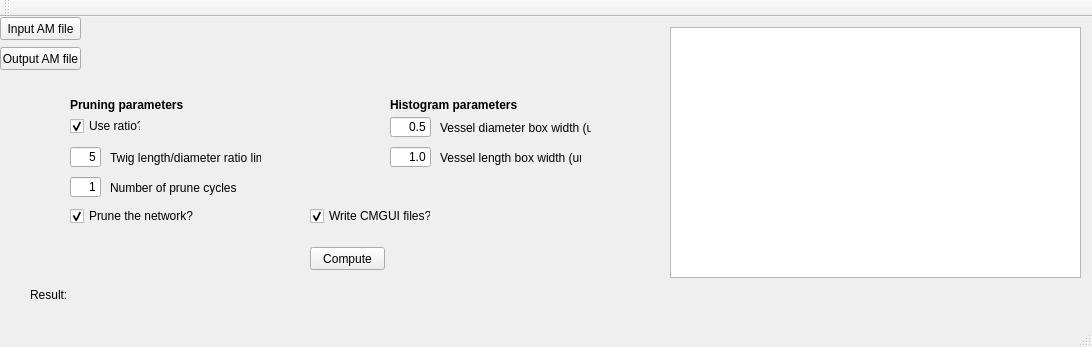
Before: the Qt Designer form Qt/Pruner/mainwindow.ui in gibbogle/vessel-tools, drawn with Qt 5.
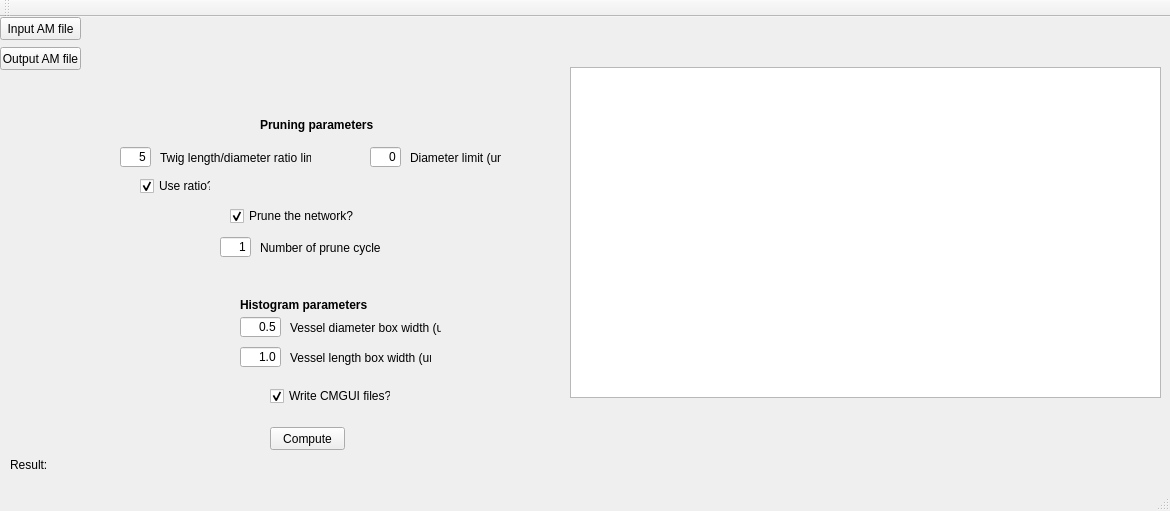
After: the same form once the commit is applied.

The edit to the form file:
```diff
--- a/Qt/Pruner/mainwindow.ui
+++ b/Qt/Pruner/mainwindow.ui
@@ -6,8 +6,8 @@
    <rect>
     <x>0</x>
     <y>0</y>
-    <width>1092</width>
-    <height>347</height>
+    <width>1170</width>
+    <height>511</height>
    </rect>
   </property>
   <property name="windowTitle">
@@ -32,7 +32,7 @@
      <rect>
       <x>90</x>
       <y>0</y>
-      <width>571</width>
+      <width>1071</width>
       <height>21</height>
      </rect>
     </property>
@@ -43,8 +43,8 @@
    <widget class="QPushButton" name="pushButtonCompute">
     <property name="geometry">
      <rect>
-      <x>310</x>
-      <y>230</y>
+      <x>270</x>
+      <y>410</y>
       <width>75</width>
       <height>23</height>
      </rect>
@@ -56,8 +56,8 @@
    <widget class="QLabel" name="label">
     <property name="geometry">
      <rect>
-      <x>30</x>
-      <y>270</y>
+      <x>10</x>
+      <y>440</y>
       <width>41</width>
       <height>16</height>
      </rect>
@@ -69,9 +69,9 @@
    <widget class="QLabel" name="labelResult">
     <property name="geometry">
      <rect>
-      <x>70</x>
-      <y>270</y>
-      <width>1011</width>
+      <x>50</x>
+      <y>440</y>
+      <width>1111</width>
       <height>16</height>
      </rect>
     </property>
@@ -82,10 +82,10 @@
    <widget class="QTextEdit" name="textEdit">
     <property name="geometry">
      <rect>
-      <x>670</x>
-      <y>10</y>
-      <width>411</width>
-      <height>251</height>
+      <x>570</x>
+      <y>50</y>
+      <width>591</width>
+      <height>331</height>
      </rect>
     </property>
    </widget>
@@ -107,7 +107,7 @@
      <rect>
       <x>90</x>
       <y>30</y>
-      <width>571</width>
+      <width>1071</width>
       <height>21</height>
      </rect>
     </property>
@@ -118,7 +118,7 @@
    <widget class="QLineEdit" name="lineEditRatioLimit">
     <property name="geometry">
      <rect>
-      <x>70</x>
+      <x>120</x>
       <y>130</y>
       <width>31</width>
       <height>20</height>
@@ -134,7 +134,7 @@
    <widget class="QLabel" name="labelRatioLimit">
     <property name="geometry">
      <rect>
-      <x>110</x>
+      <x>160</x>
       <y>130</y>
       <width>151</width>
       <height>21</height>
@@ -147,7 +147,7 @@
    <widget class="QCheckBox" name="checkBoxPrune">
     <property name="geometry">
      <rect>
-      <x>70</x>
+      <x>230</x>
       <y>190</y>
       <width>131</width>
       <height>18</height>
@@ -163,8 +163,8 @@
    <widget class="QCheckBox" name="checkBoxCreateCmgui">
     <property name="geometry">
      <rect>
-      <x>310</x>
-      <y>190</y>
+      <x>270</x>
+      <y>370</y>
       <width>121</width>
       <height>18</height>
      </rect>
@@ -179,8 +179,8 @@
    <widget class="QLineEdit" name="lineNprunecycles">
     <property name="geometry">
      <rect>
-      <x>70</x>
-      <y>160</y>
+      <x>220</x>
+      <y>220</y>
       <width>31</width>
       <height>20</height>
      </rect>
@@ -195,9 +195,9 @@
    <widget class="QLabel" name="label_nprunecycles">
     <property name="geometry">
      <rect>
-      <x>110</x>
-      <y>160</y>
-      <width>171</width>
+      <x>260</x>
+      <y>220</y>
+      <width>121</width>
       <height>21</height>
      </rect>
     </property>
@@ -208,8 +208,8 @@
    <widget class="QLineEdit" name="lineEdit_ddiam">
     <property name="geometry">
      <rect>
-      <x>390</x>
-      <y>100</y>
+      <x>240</x>
+      <y>300</y>
       <width>41</width>
       <height>20</height>
      </rect>
@@ -224,8 +224,8 @@
    <widget class="QLabel" name="label_histogram">
     <property name="geometry">
      <rect>
-      <x>390</x>
-      <y>80</y>
+      <x>240</x>
+      <y>280</y>
       <width>141</width>
       <height>16</height>
      </rect>
@@ -243,8 +243,8 @@
    <widget class="QLineEdit" name="lineEdit_dlen">
     <property name="geometry">
      <rect>
-      <x>390</x>
-      <y>130</y>
+      <x>240</x>
+      <y>330</y>
       <width>41</width>
       <height>20</height>
      </rect>
@@ -259,8 +259,8 @@
    <widget class="QLabel" name="label_dlen">
     <property name="geometry">
      <rect>
-      <x>440</x>
-      <y>130</y>
+      <x>290</x>
+      <y>330</y>
       <width>141</width>
       <height>21</height>
      </rect>
@@ -272,8 +272,8 @@
    <widget class="QLabel" name="label_ddiam">
     <property name="geometry">
      <rect>
-      <x>440</x>
-      <y>100</y>
+      <x>290</x>
+      <y>300</y>
       <width>151</width>
       <height>21</height>
      </rect>
@@ -285,8 +285,8 @@
    <widget class="QLabel" name="label_pruning">
     <property name="geometry">
      <rect>
-      <x>70</x>
-      <y>80</y>
+      <x>260</x>
+      <y>100</y>
       <width>141</width>
       <height>16</height>
      </rect>
@@ -304,8 +304,8 @@
    <widget class="QCheckBox" name="checkBox_ratio">
     <property name="geometry">
      <rect>
-      <x>70</x>
-      <y>100</y>
+      <x>140</x>
+      <y>160</y>
       <width>71</width>
       <height>18</height>
      </rect>
@@ -317,6 +317,35 @@
      <bool>true</bool>
     </property>
    </widget>
+   <widget class="QLineEdit" name="lineEditDiamLimit">
+    <property name="geometry">
+     <rect>
+      <x>370</x>
+      <y>130</y>
+      <width>31</width>
+      <height>20</height>
+     </rect>
+    </property>
+    <property name="text">
+     <string>0</string>
+    </property>
+    <property name="alignment">
+     <set>Qt::AlignRight|Qt::AlignTrailing|Qt::AlignVCenter</set>
+    </property>
+   </widget>
+   <widget class="QLabel" name="label_dlimit">
+    <property name="geometry">
+     <rect>
+      <x>410</x>
+      <y>130</y>
+      <width>91</width>
+      <height>21</height>
+     </rect>
+    </property>
+    <property name="text">
+     <string>Diameter limit (um)</string>
+    </property>
+   </widget>
   </widget>
   <widget class="QMenuBar" name="menuBar">
    <property name="geometry">
```
Left out of the diff: 2 changed lines with no effect on the pictures.
